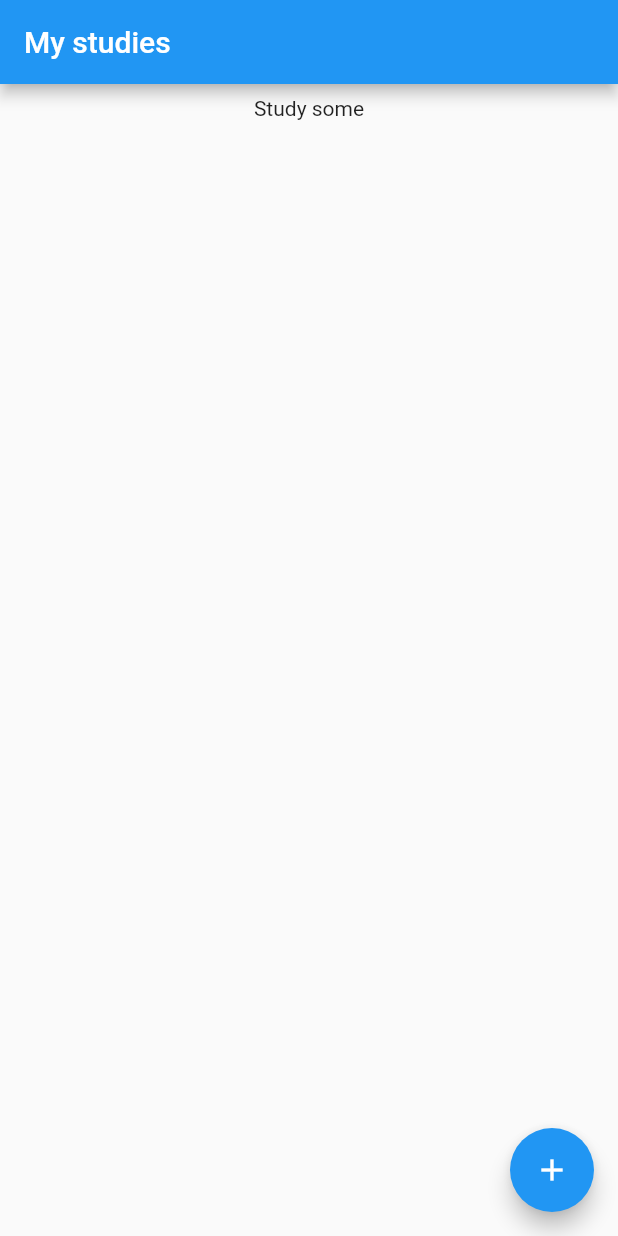
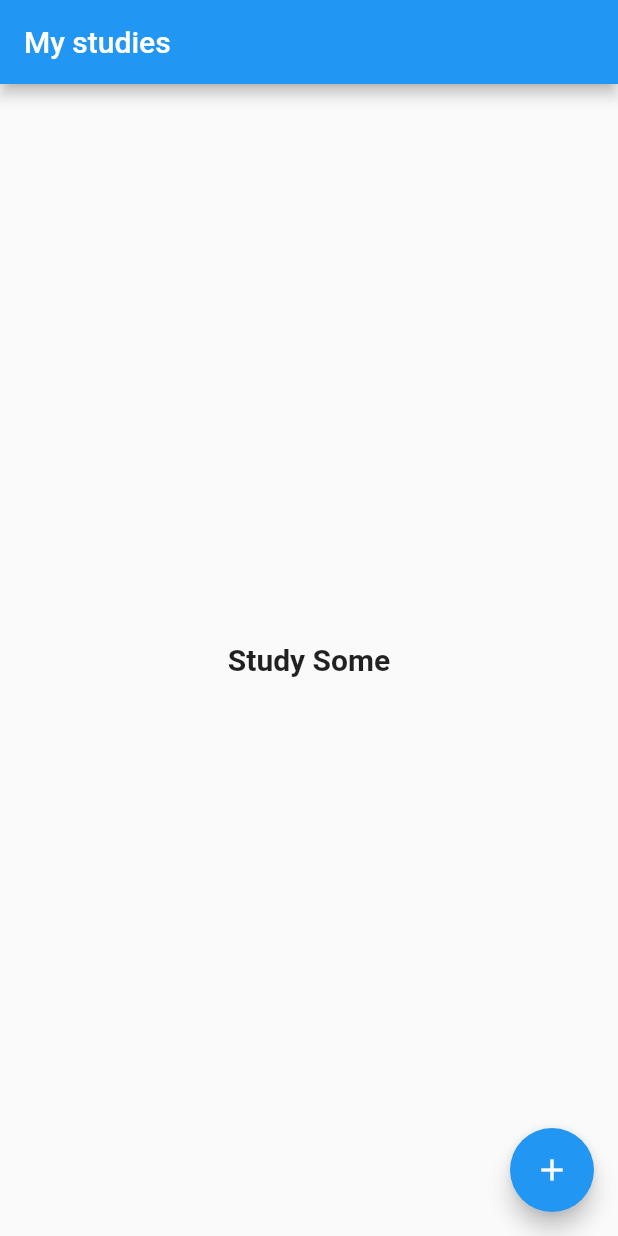
Before and after one commit to Dani4532/lern_app, a Flutter app: the screen it shows after launch, on a phone screen of 412 x 824 dp. Run offline on Flutter 3.47's test engine with Material 2 defaults, Android fonts, the phone set to English and light mode, and no system bars; our stand-ins replace date_field.

```diff
--- a/lib/widgets/default_widget.dart
+++ b/lib/widgets/default_widget.dart
@@ -6,10 +6,16 @@ class DefaultWidget extends StatelessWidget {
   @override
   Widget build(BuildContext context) {
     return Container(
-      alignment: Alignment.topCenter,
+      alignment: Alignment.center,
       child: Padding(
         padding: EdgeInsets.all(8.0),
-        child: Text('Study some'),
+        child: Text(
+          'Study Some',
+          style: TextStyle(
+            fontSize: 20,
+            fontWeight: FontWeight.bold,
+          ),
+        ),
       ),
     );
   }
--- a/lib/widgets/progerss_bar.dart
+++ b/lib/widgets/progerss_bar.dart
@@ -1,5 +1,5 @@
 import 'package:flutter/material.dart';
-import 'package:lern_app/domain/subject.dart';
+
 
 class ProgressBar extends StatelessWidget {
   final Map<String, String> progressMap;
@@ -12,7 +12,9 @@ class ProgressBar extends StatelessWidget {
   @override
   Widget build(BuildContext context) {
     double fillProgressBar(){
-      return (double.parse(progressMap.values.elementAt(index)) / progressMap.length) / 100;
+      var sum = 0;
+      progressMap.values.forEach((element) {sum += int.parse(element);});
+      return  (double.parse(progressMap.values.elementAt(index)) / sum);
     }
     return Column(
       children: [
--- a/lib/widgets/subject_View.dart
+++ b/lib/widgets/subject_View.dart
@@ -1,6 +1,5 @@
 import 'package:flutter/cupertino.dart';
 import 'package:flutter/material.dart';
-import 'package:flutter_animation_progress_bar/flutter_animation_progress_bar.dart';
 import 'package:lern_app/domain/subject.dart';
 import 'package:lern_app/widgets/progerss_bar.dart';
 import 'package:lern_app/widgets/subject_tile.dart';
@@ -16,7 +15,6 @@ class SubjectView extends StatelessWidget {
   @override
   Widget build(BuildContext context) {
 
-   // Map<String, String> progressMap = {for (var e in fullLearnSubjectList) e.name : e.studyTime};
     return Container(
         child: Column(
       children: [
```
